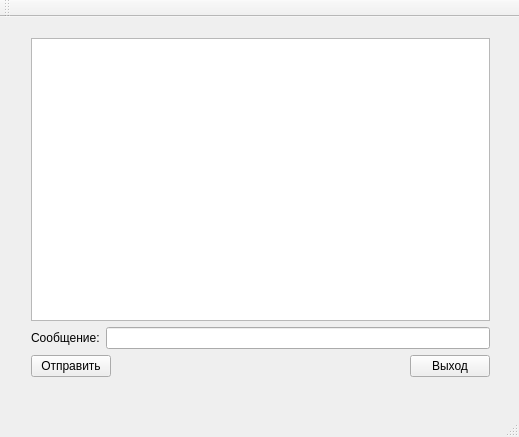
First picture: the form in mainwindow.ui, repository Reakt1ve/Chat, before the edit.
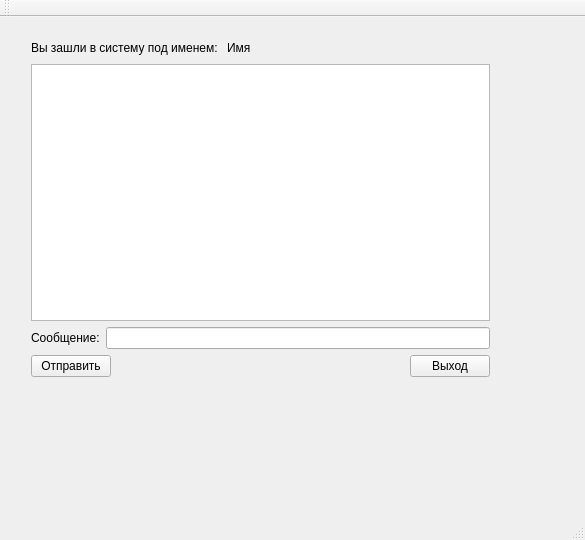
Second picture: the form after the edit.

Patch:
```diff
--- a/mainwindow.ui
+++ b/mainwindow.ui
@@ -6,8 +6,8 @@
    <rect>
     <x>0</x>
     <y>0</y>
-    <width>519</width>
-    <height>437</height>
+    <width>585</width>
+    <height>540</height>
    </rect>
   </property>
   <property name="windowTitle">
@@ -25,7 +25,45 @@
     </property>
     <layout class="QVBoxLayout" name="verticalLayout">
      <item>
-      <widget class="QListView" name="listView"/>
+      <layout class="QHBoxLayout" name="horizontalLayout_3">
+       <item>
+        <widget class="QLabel" name="label_3">
+         <property name="text">
+          <string>Вы зашли в систему под именем: </string>
+         </property>
+        </widget>
+       </item>
+       <item>
+        <widget class="QLabel" name="presentName">
+         <property name="enabled">
+          <bool>true</bool>
+         </property>
+         <property name="text">
+          <string>Имя</string>
+         </property>
+        </widget>
+       </item>
+       <item>
+        <spacer name="horizontalSpacer_2">
+         <property name="orientation">
+          <enum>Qt::Horizontal</enum>
+         </property>
+         <property name="sizeHint" stdset="0">
+          <size>
+           <width>40</width>
+           <height>20</height>
+          </size>
+         </property>
+        </spacer>
+       </item>
+      </layout>
+     </item>
+     <item>
+      <layout class="QHBoxLayout" name="horizontalLayout_4">
+       <item>
+        <widget class="QTableView" name="tableView"/>
+       </item>
+      </layout>
      </item>
      <item>
       <layout class="QHBoxLayout" name="horizontalLayout_2">
```
Left out of the diff: 2 changed lines with no effect on the pictures.
